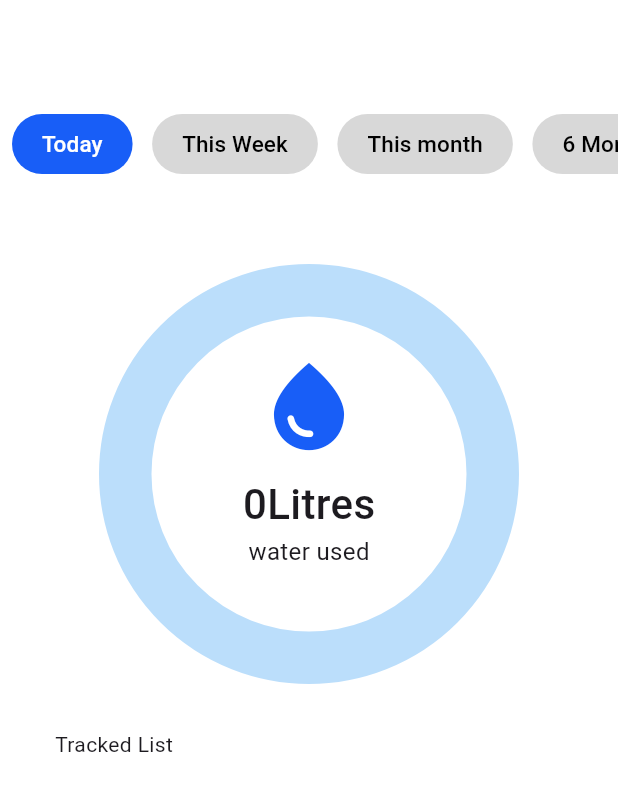
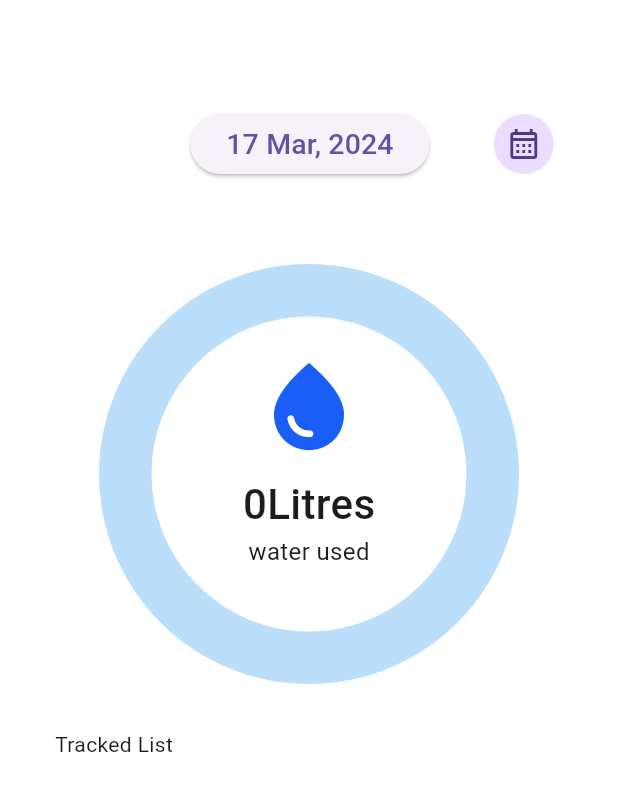
Before and after one commit to sidesshmore/Waterfootprint-Calculator-AquaTrace, a Flutter app: the AquaTrace screen opened directly, on a phone screen of 412 x 824 dp. Shown: the top 791 px of the screen. Run offline on Flutter 3.47's test engine with Material 3 defaults, Android fonts, the phone set to English and light mode, and no system bars; drawn by our look-alikes of percent_indicator; our stand-ins replace bloc, confetti, dash_chat_2, dio, firebase_auth, firebase_core and 7 more; missing offline and left inert: dart:ffi; accounts and stored records are empty; network calls fail.

Commit message:
date picker added

```diff
--- a/lib/features/Aqua_Trace/widgets/topBar.dart
+++ b/lib/features/Aqua_Trace/widgets/topBar.dart
@@ -1,4 +1,6 @@
 import 'package:flutter/material.dart';
+import 'package:intl/intl.dart';
+import 'package:syncfusion_flutter_datepicker/datepicker.dart';
 
 class TopBar extends StatefulWidget {
   const TopBar({super.key});
@@ -8,132 +10,58 @@ class TopBar extends StatefulWidget {
 }
 
 class _TopBarState extends State<TopBar> {
-  bool todaySelected = true;
-  bool thisweekSelected = false;
-  bool thismonthSelected = false;
-  bool sixmonthSelected = false;
+  DateTime _selectedDate = DateTime.now(); // Track selected date
+
   @override
   Widget build(BuildContext context) {
+    double screenWidth = MediaQuery.of(context).size.width;
+    double screenHeight = MediaQuery.of(context).size.height;
+
+    String buttonText = DateFormat('dd MMM, yyyy')
+        .format(_selectedDate); // Format the selected date as "17 Nov, 2024"
+
     return Container(
       height: 40,
       margin: const EdgeInsets.only(top: 16),
-      child: ListView(
-        scrollDirection: Axis.horizontal,
+      child: Row(
+        mainAxisAlignment: MainAxisAlignment.spaceEvenly,
         children: [
-          Container(
-            margin: const EdgeInsets.only(left: 8),
-            child: TextButton(
-              onPressed: () {
-                setState(() {
-                  todaySelected = true;
-                  thisweekSelected = false;
-                  thismonthSelected = false;
-                  sixmonthSelected = false;
-                });
-              },
-              style: TextButton.styleFrom(
-                  backgroundColor: todaySelected
-                      ? const Color.fromARGB(255, 24, 94, 247)
-                      : const Color.fromRGBO(216, 216, 216, 1),
-                  padding:
-                      const EdgeInsets.symmetric(horizontal: 20, vertical: 1),
-                  shape: RoundedRectangleBorder(
-                      borderRadius: BorderRadius.circular(20))),
-              child: Text(
-                'Today',
-                style: TextStyle(
-                    color: todaySelected ? Colors.white : Colors.black,
-                    fontSize: 15),
-              ),
+          SizedBox(
+            width: screenWidth / 10,
+          ),
+          ElevatedButton(
+            onPressed: () {},
+            child: Text(
+              buttonText,
+              style: TextStyle(fontSize: 19),
             ),
           ),
-          const SizedBox(width: 5),
-          Container(
-            margin: const EdgeInsets.only(left: 8),
-            child: TextButton(
-              onPressed: () {
-                setState(() {
-                  todaySelected = false;
-                  thisweekSelected = true;
-                  thismonthSelected = false;
-                  sixmonthSelected = false;
-                });
-              },
-              style: TextButton.styleFrom(
-                  backgroundColor: thisweekSelected
-                      ? const Color.fromRGBO(52, 104, 192, 1)
-                      : const Color.fromRGBO(216, 216, 216, 1),
-                  padding:
-                      const EdgeInsets.symmetric(horizontal: 20, vertical: 1),
-                  shape: RoundedRectangleBorder(
-                      borderRadius: BorderRadius.circular(20))),
-              child: Text(
-                'This Week',
-                style: TextStyle(
-                    color: thisweekSelected ? Colors.white : Colors.black,
-                    fontSize: 15),
-              ),
+          InkWell(
+            onTap: () {
+              _showDatePicker(context);
+            },
+            child: CircleAvatar(
+              child: Icon(Icons.calendar_month_outlined),
             ),
-          ),
-          const SizedBox(width: 5),
-          Container(
-            margin: const EdgeInsets.only(left: 8),
-            child: TextButton(
-              onPressed: () {
-                setState(() {
-                  todaySelected = false;
-                  thisweekSelected = false;
-                  thismonthSelected = true;
-                  sixmonthSelected = false;
-                });
-              },
-              style: TextButton.styleFrom(
-                  backgroundColor: thismonthSelected
-                      ? const Color.fromRGBO(52, 104, 192, 1)
-                      : const Color.fromRGBO(216, 216, 216, 1),
-                  padding:
-                      const EdgeInsets.symmetric(horizontal: 20, vertical: 1),
-                  shape: RoundedRectangleBorder(
-                      borderRadius: BorderRadius.circular(20))),
-              child: Text(
-                'This month',
-                style: TextStyle(
-                    color: thismonthSelected ? Colors.white : Colors.black,
-                    fontSize: 15),
-              ),
-            ),
-          ),
-          const SizedBox(width: 5),
-          Container(
-            margin: const EdgeInsets.only(left: 8),
-            child: TextButton(
-              onPressed: () {
-                setState(() {
-                  todaySelected = false;
-                  thisweekSelected = false;
-                  thismonthSelected = false;
-                  sixmonthSelected = true;
-                });
-              },
-              style: TextButton.styleFrom(
-                  backgroundColor: sixmonthSelected
-                      ? const Color.fromRGBO(52, 104, 192, 1)
-                      : const Color.fromRGBO(216, 216, 216, 1),
-                  padding:
-                      const EdgeInsets.symmetric(horizontal: 20, vertical: 1),
-                  shape: RoundedRectangleBorder(
-                      borderRadius: BorderRadius.circular(20))),
-              child: Text(
-                '6 Months',
-                style: TextStyle(
-                    color: sixmonthSelected ? Colors.white : Colors.black,
-                    fontSize: 15),
-              ),
-            ),
-          ),
-          const SizedBox(width: 5),
+          )
         ],
       ),
     );
   }
+
+  // Function to show the date picker
+  Future<void> _showDatePicker(BuildContext context) async {
+    final pickedDate = await showDatePicker(
+      context: context,
+      initialDate: _selectedDate,
+      firstDate: DateTime(2000),
+      lastDate: DateTime(2101),
+    );
+
+    if (pickedDate != null && pickedDate != _selectedDate) {
+      setState(() {
+        _selectedDate = pickedDate;
+      });
+    }
+  }
 }
--- a/pubspec.yaml
+++ b/pubspec.yaml
@@ -46,6 +46,7 @@ dependencies:
   dash_chat_2: ^0.0.20
   flutter_swiper_view: ^1.1.8
   confetti: ^0.7.0
+  syncfusion_flutter_datepicker: ^25.1.35
 
 
 dev_dependencies:
```
Also changed, not shown: pubspec.lock, 11 other files.
